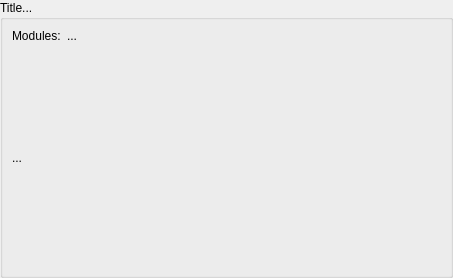
This is src/openms_gui/source/VISUAL/DIALOGS/PythonModuleRequirement.ui in OpenMS/OpenMS-TOPP-GUI as Qt 5 draws it before an edit. The edited form follows.
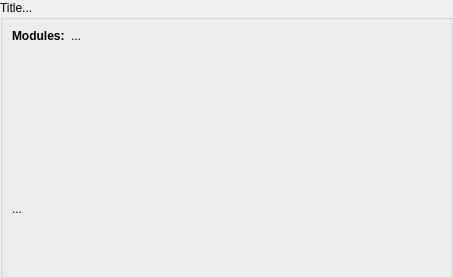
This is the edited form.

Commit message: [FEATURE] Python detection and module inquiry

The edit to the form file:
```diff
--- a/src/openms_gui/source/VISUAL/DIALOGS/PythonModuleRequirement.ui
+++ b/src/openms_gui/source/VISUAL/DIALOGS/PythonModuleRequirement.ui
@@ -55,6 +55,12 @@
         <property name="text">
          <string>...</string>
         </property>
+        <property name="alignment">
+         <set>Qt::AlignLeading|Qt::AlignLeft|Qt::AlignTop</set>
+        </property>
+        <property name="wordWrap">
+         <bool>true</bool>
+        </property>
        </widget>
       </item>
       <item row="0" column="0">
@@ -63,14 +69,23 @@
          <bool>true</bool>
         </property>
         <property name="sizePolicy">
-         <sizepolicy hsizetype="Maximum" vsizetype="Maximum">
+         <sizepolicy hsizetype="Maximum" vsizetype="Expanding">
           <horstretch>0</horstretch>
           <verstretch>0</verstretch>
          </sizepolicy>
         </property>
+        <property name="font">
+         <font>
+          <weight>75</weight>
+          <bold>true</bold>
+         </font>
+        </property>
         <property name="text">
          <string>Modules:</string>
         </property>
+        <property name="alignment">
+         <set>Qt::AlignLeading|Qt::AlignLeft|Qt::AlignTop</set>
+        </property>
        </widget>
       </item>
       <item row="1" column="0" colspan="2">
```
The commit also changes 5 other files.
